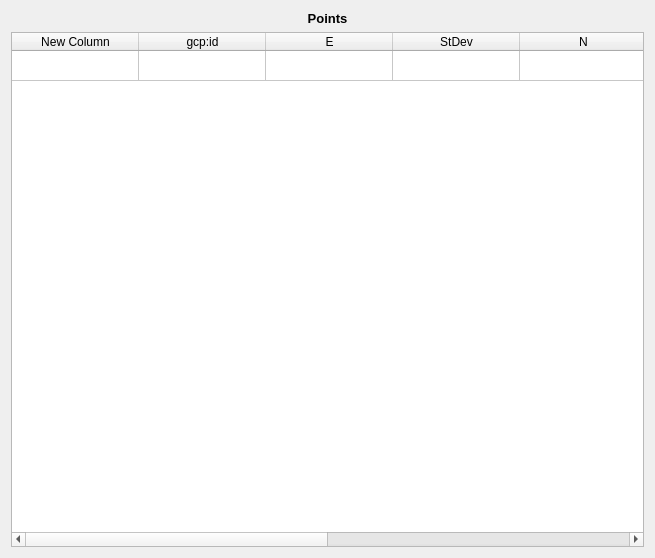
e-foto/e-foto, file trunk/interface/project/PointsLayout.ui: the form before one commit.
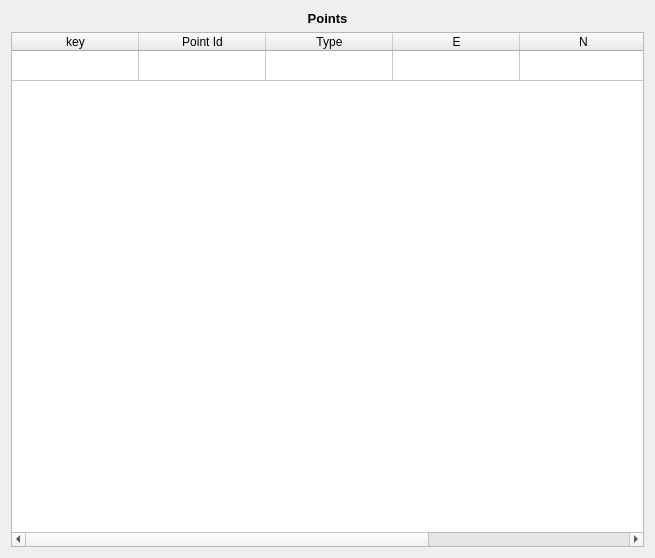
The form after the commit.

Commit message: Formulário coletivo de pontos pronto!

```diff
--- a/trunk/interface/project/PointsLayout.ui
+++ b/trunk/interface/project/PointsLayout.ui
@@ -66,9 +66,6 @@
      <property name="rowCount">
       <number>1</number>
      </property>
-     <property name="columnCount">
-      <number>8</number>
-     </property>
      <attribute name="horizontalHeaderVisible">
       <bool>true</bool>
      </attribute>
@@ -102,12 +99,17 @@
      <row/>
      <column>
       <property name="text">
-       <string>New Column</string>
+       <string>key</string>
       </property>
      </column>
      <column>
       <property name="text">
-       <string>gcp:id</string>
+       <string>Point Id</string>
+      </property>
+     </column>
+     <column>
+      <property name="text">
+       <string>Type</string>
       </property>
      </column>
      <column>
@@ -115,27 +117,16 @@
        <string>E</string>
       </property>
      </column>
-     <column>
-      <property name="text">
-       <string>StDev</string>
-      </property>
-     </column>
      <column>
       <property name="text">
        <string>N</string>
       </property>
      </column>
-     <column>
-      <property name="text">
-       <string>StDev</string>
-      </property>
-     </column>
      <column>
       <property name="text">
        <string>H</string>
       </property>
      </column>
-     <column/>
     </widget>
    </item>
   </layout>
```
The commit also changes 1 other file.
